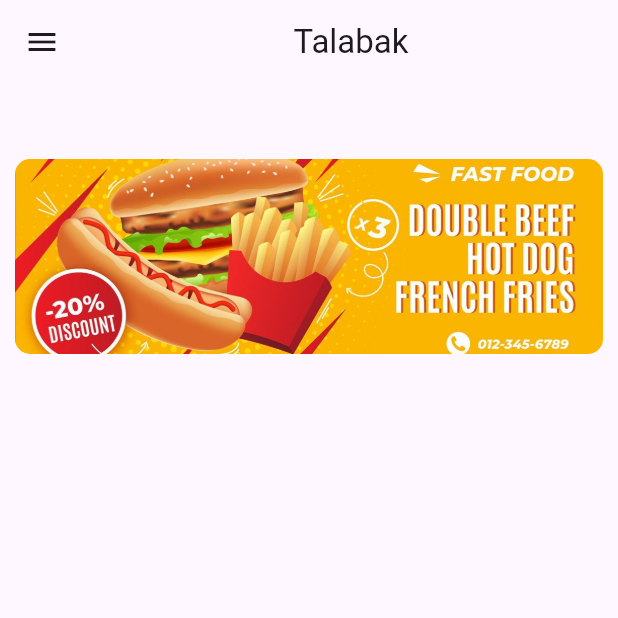
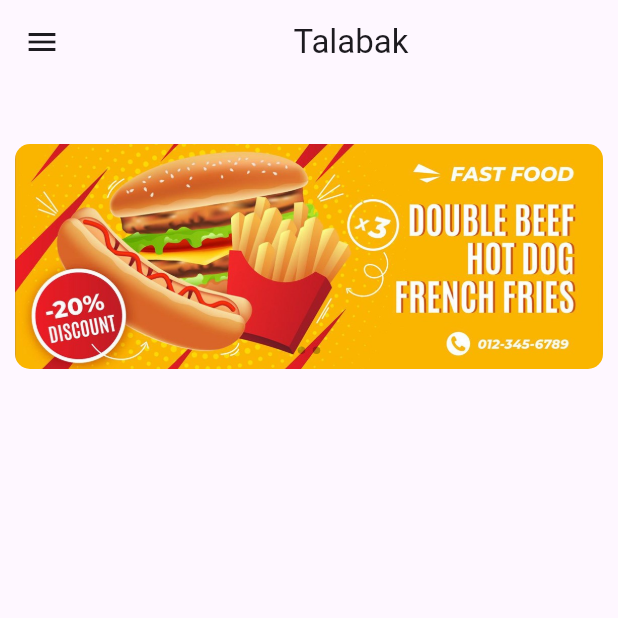
Before and after one commit to shady-ateff/food_delivery, a Flutter app: the screen it shows after launch, on a phone screen of 412 x 824 dp, the top half of it. Run offline on Flutter 3.47's test engine with Material 3 defaults, Android fonts, the phone set to English and light mode, and no system bars.

Commit message:
Offer Banner Galary

```diff
--- a/lib/pages/home_page.dart
+++ b/lib/pages/home_page.dart
@@ -1,15 +1,22 @@
 import 'package:flutter/material.dart';
+import 'package:food_delivery/widgets/offers_banners.dart';
 
-class HomePage extends StatelessWidget {
-  const HomePage({Key? key}) : super(key: key);
+class HomePage extends StatefulWidget {
+  const HomePage({super.key});
 
+  @override
+  State<HomePage> createState() => _HomePageState();
+}
+
+class _HomePageState extends State<HomePage> {
+  List<Color> color = [Colors.black45];
   @override
   Widget build(BuildContext context) {
     return Scaffold(
       appBar: AppBar(
         elevation: 0, //App bar shadow
-        title: Center(
-          child: const Text('Talabak'),
+        title: const Center(
+          child: Text('Talabak'),
         ),
       ),
       drawer: Drawer(child: ListView()),
@@ -20,73 +27,9 @@ class HomePage extends StatelessWidget {
           const SizedBox(
             height: 40,
           ),
-          Stack(
-            children: [
-              Container(
-                //padding: const EdgeInsets.all(10),
-                height: 150,
-                child: PageView(
-                  //physics: const NeverScrollableScrollPhysics(),
-                  scrollDirection: Axis.horizontal,
-                  children: [
-                    Padding(
-                      padding: const EdgeInsets.all(10.0),
-                      child: ClipRRect(
-                          //to clip image and make it rounded border
-                          borderRadius: BorderRadius.circular(10),
-                          child: Image.asset(
-                            'assets/images/offer2.jpg',
-                            //width: 400,
-                            //height: 200,
-                           fit: BoxFit.cover,
-                          )),
-                    ),
-                    Padding(
-                      padding: const EdgeInsets.all(10.0),
-                      child: ClipRRect(  //to clip image and make it rounded border
-                        borderRadius: BorderRadius.circular(10),
-                          child: Image.asset(
-                        'assets/images/offer1.jpg',
-                        //width: 400,
-                        //height: 200,
-                        fit: BoxFit.cover,
-                      )),
-                    ),
-                  ],
-                ),
-              ),
-              Center(
-                child: Row(
-                  mainAxisAlignment: MainAxisAlignment.center,
-                  children: [
-                    CustomPaint(painter: CirclePainter(),)
-                  ]
-                )
-              )
-            ],
-          )
+          OffersBanners()
         ],
       ),
     );
   }
 }
-
-class CirclePainter extends CustomPainter {
-  @override
-  void paint(Canvas canvas, Size size) {
-    final paint= Paint()
-      ..color = Colors.blue
-      ..strokeWidth = 4.0
-      ..style = PaintingStyle.fill;
-
-    final center = Offset(size.width / 2, size.height / 2);
-    final radius = size.width / 2;
-
-    canvas.drawCircle(center, radius, paint);
-  }
-
-  @override
-  bool shouldRepaint(covariant CustomPainter oldDelegate) {
-    return false;
-  }
-}
--- /dev/null
+++ b/lib/widgets/offers_banners.dart
@@ -0,0 +1,113 @@
+import 'package:flutter/material.dart';
+//import 'package:food_delivery/pages/home_page.dart';
+
+class OffersBanners extends StatefulWidget {
+  const OffersBanners({super.key});
+  @override
+  State<OffersBanners> createState() => _OffersBannersState();
+}
+
+
+class _OffersBannersState extends State<OffersBanners> {
+  int? offerIndex;
+  @override
+  Widget build(BuildContext context) {
+    return Stack(
+      alignment: Alignment.bottomCenter,
+      children: [
+        Container(
+          height: 150,
+          child: PageView(
+            //physics: const NeverScrollableScrollPhysics(),
+            controller: PageController(),
+            onPageChanged: (index) {
+              setState(() {
+                offerIndex = index;
+              });
+              //page = index;
+            },
+            scrollDirection: Axis.horizontal,
+            children: [
+              Padding(
+                padding: const EdgeInsets.symmetric(horizontal: 10),
+                child: ClipRRect(
+                    //to clip image and make it rounded border
+                    borderRadius: BorderRadius.circular(10),
+                    child: Image.asset(
+                      'assets/images/offer2.jpg',
+                      //width: 400,
+                      //height: 200,
+                      fit: BoxFit.cover,
+                    )),
+              ),
+              Padding(
+                padding: const EdgeInsets.symmetric(horizontal: 10),
+                child: ClipRRect(
+                    //to clip image and make it rounded border
+                    borderRadius: BorderRadius.circular(10),
+                    child: Image.asset(
+                      'assets/images/offer1.jpg',
+                      //width: 400,
+                      //height: 200,
+                      fit: BoxFit.cover,
+                    )),
+              ),
+            ],
+          ),
+        ),
+        Column(
+          children: [
+            Row(
+                mainAxisAlignment: MainAxisAlignment.center,
+                children: List.generate(
+                  2,
+                  (index) => offerIndex == index
+                      ? Padding(
+                        padding: const EdgeInsets.symmetric(horizontal: 2.5),
+                        child: CustomPaint(
+                            size: const Size(7, 7),
+                            painter: CirclePainter(Colors.white60),
+                          ),
+                      )
+                      : Padding(
+                        padding: const EdgeInsets.symmetric(horizontal: 2.5),
+                        child: CustomPaint(
+                            size: const Size(5, 5),
+                            painter: CirclePainter(Colors.black26),
+                          ),
+                      ),
+                )),
+            const SizedBox(
+              height: 10,
+            )
+          ],
+        )
+      ],
+    );
+  }
+}
+
+
+class CirclePainter extends CustomPainter {
+  Color  color = Colors.black45;
+
+  CirclePainter(this.color);
+  @override
+  void paint(Canvas canvas, Size size) {
+    final paint = Paint()
+      ..color = color
+
+      ..strokeWidth = 4.0
+      ..style = PaintingStyle.fill;
+
+    final center = Offset(size.width / 2, size.height / 2);
+    final radius = size.width / 2;
+
+    canvas.drawCircle(center, radius, paint);
+  }
+
+  @override
+  bool shouldRepaint(covariant CustomPainter oldDelegate) {
+    return false;
+  }
+}
```
